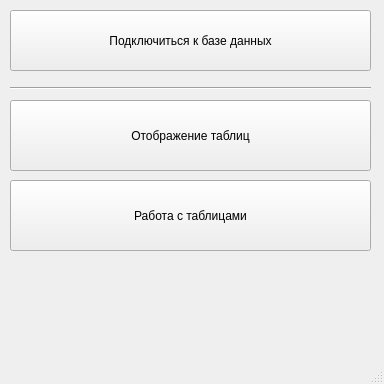
The window that main_form.ui (lernya/dbcs) describes before a commit, drawn with Qt 5.
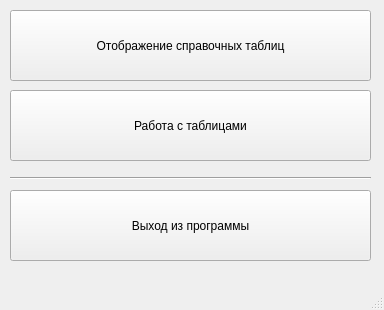
The same window after the commit.

Diff of the .ui file:
```diff
--- a/main_form.ui
+++ b/main_form.ui
@@ -7,31 +7,57 @@
     <x>0</x>
     <y>0</y>
     <width>384</width>
-    <height>384</height>
+    <height>310</height>
    </rect>
   </property>
   <property name="windowTitle">
    <string>MainWindow</string>
   </property>
   <widget class="QWidget" name="centralwidget">
-   <widget class="QPushButton" name="databaseConnectButton">
+   <widget class="QPushButton" name="editDataButton">
+    <property name="geometry">
+     <rect>
+      <x>10</x>
+      <y>90</y>
+      <width>361</width>
+      <height>71</height>
+     </rect>
+    </property>
+    <property name="text">
+     <string>Работа с таблицами</string>
+    </property>
+   </widget>
+   <widget class="QPushButton" name="showDataButton">
     <property name="geometry">
      <rect>
       <x>10</x>
       <y>10</y>
       <width>361</width>
-      <height>61</height>
+      <height>71</height>
      </rect>
     </property>
     <property name="text">
-     <string>Подключиться к базе данных</string>
+     <string>Отображение справочных таблиц</string>
     </property>
    </widget>
-   <widget class="Line" name="line">
+   <widget class="QPushButton" name="exitButton">
     <property name="geometry">
      <rect>
       <x>10</x>
-      <y>80</y>
+      <y>190</y>
+      <width>361</width>
+      <height>71</height>
+     </rect>
+    </property>
+    <property name="text">
+     <string>Выход из программы</string>
+    </property>
+   </widget>
+   <widget class="Line" name="line_2">
+    <property name="geometry">
+     <rect>
+      <x>10</x>
+      <y>170</y>
       <width>361</width>
       <height>16</height>
      </rect>
@@ -40,32 +66,6 @@
      <enum>Qt::Horizontal</enum>
     </property>
    </widget>
-   <widget class="QPushButton" name="editDataButton">
-    <property name="geometry">
-     <rect>
-      <x>10</x>
-      <y>180</y>
-      <width>361</width>
-      <height>71</height>
-     </rect>
-    </property>
-    <property name="text">
-     <string>Работа с таблицами</string>
-    </property>
-   </widget>
-   <widget class="QPushButton" name="showDataButton">
-    <property name="geometry">
-     <rect>
-      <x>10</x>
-      <y>100</y>
-      <width>361</width>
-      <height>71</height>
-     </rect>
-    </property>
-    <property name="text">
-     <string>Отображение таблиц</string>
-    </property>
-   </widget>
   </widget>
   <widget class="QMenuBar" name="menubar">
    <property name="geometry">
```
